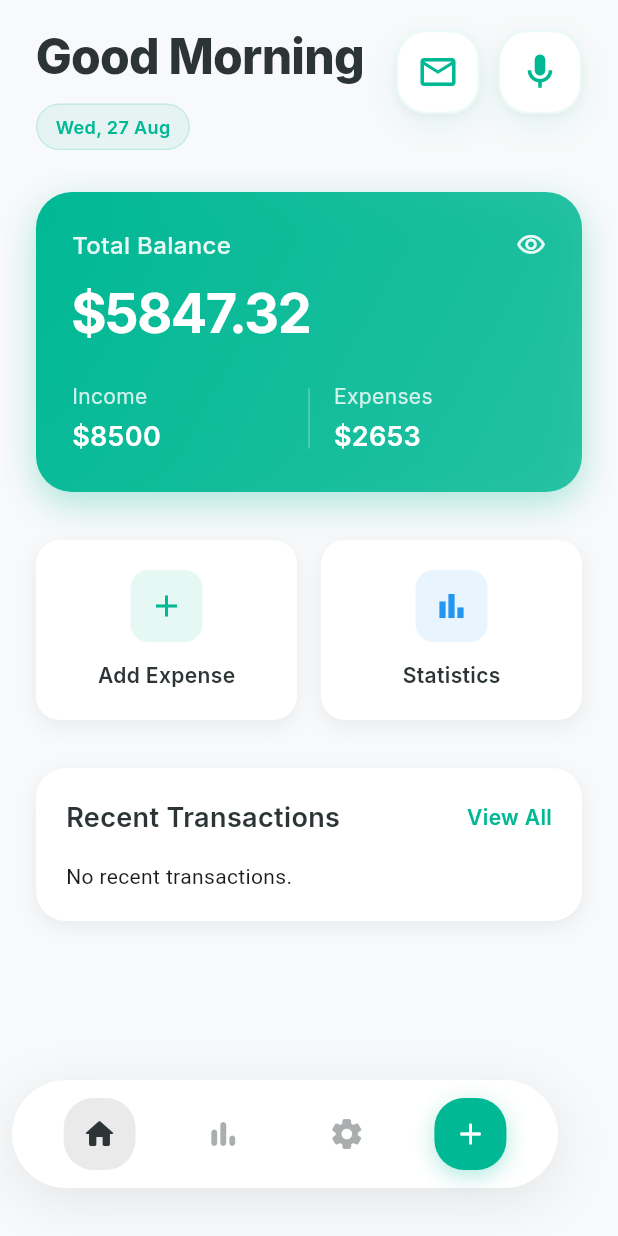
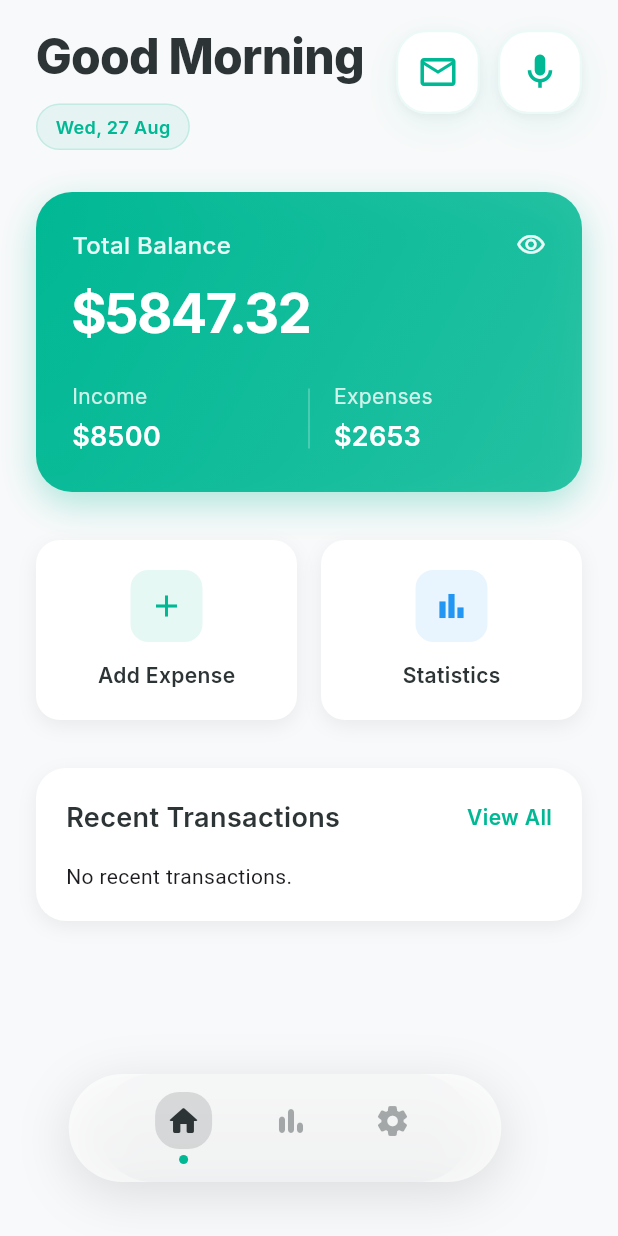
Before and after one commit to lokeshramchand-ctrl/Velar, a Flutter app: the screen it shows after launch, on a phone screen of 412 x 824 dp. Run offline on Flutter 3.47's test engine with Material 3 defaults, Android fonts, the phone set to English and light mode, and no system bars; our stand-ins replace fl_chart, flutter_dotenv, google_fonts, google_sign_in, shared_preferences, speech_to_text.

```diff
--- a/Frontend/lib/main_pages/HomePage/homepage.dart
+++ b/Frontend/lib/main_pages/HomePage/homepage.dart
@@ -823,7 +823,6 @@ class _FinTrackHomePageState extends State<FinTrackHomePage>
         accentColor: accentColor,
         primaryColor: primaryColor,
         cardColor: cardColor,
-        floatingActionButtonLocation: FloatingActionButtonLocation.centerTop,
       ),
     );
   }
--- a/Frontend/lib/main_pages/HomePage/navbar.dart
+++ b/Frontend/lib/main_pages/HomePage/navbar.dart
@@ -1,5 +1,6 @@
 // ignore_for_file: deprecated_member_use
 
+import 'dart:ui';
 import 'package:flutter/material.dart';
 import 'package:monarch/support/add.dart';
 import 'package:monarch/main_pages/HomePage/homepage.dart';
@@ -20,62 +21,56 @@ class CustomNavBar extends StatelessWidget {
     required this.backgroundColor,
     required this.accentColor,
     required this.primaryColor,
-    required this.cardColor, required FloatingActionButtonLocation floatingActionButtonLocation,
+    required this.cardColor,
   });
 
-  // Define navigation items configuration
-  final List<NavItem> _navItems = const [
-    NavItem(
-      icon: Icons.home_rounded,
-      index: 0,
-      page: FinTrackHomePage(),
-    ),
-    NavItem(
-      icon: Icons.bar_chart_rounded,
-      index: 1,
-      page: Statistics(),
-    ),
-    NavItem(
-      icon: Icons.settings_rounded,
-      index: 2,
-      page: AddExpenseScreen(),
-    ),
+  // Navigation items
+  final List _navItems = const [
+    NavItem(icon: Icons.home_rounded, index: 0, page: FinTrackHomePage()),
+    NavItem(icon: Icons.bar_chart_rounded, index: 1, page: Statistics()),
+    NavItem(icon: Icons.settings_rounded, index: 2, page: AddExpenseScreen()),
   ];
 
   @override
   Widget build(BuildContext context) {
-    return Container(
-      margin: const EdgeInsets.symmetric(horizontal: 24, vertical: 16),
+    return Align(
+      alignment: Alignment.bottomCenter,
+      child: Container(
+        margin: const EdgeInsets.only(bottom: 20),
+        padding: const EdgeInsets.symmetric(horizontal: 20),
         height: 72,
+        width: MediaQuery.of(context).size.width * 0.7, // centered & responsive
         decoration: BoxDecoration(
-        color: cardColor,
-        borderRadius: BorderRadius.circular(36),
+          color: cardColor.withOpacity(0.65),
+          borderRadius: BorderRadius.circular(40),
           boxShadow: [
             BoxShadow(
-            color: primaryColor.withOpacity(0.1),
+              color: primaryColor.withOpacity(0.15),
               blurRadius: 30,
               offset: const Offset(0, 8),
             ),
           ],
         ),
+        child: ClipRRect(
+          borderRadius: BorderRadius.circular(40),
+          child: BackdropFilter(
+            filter: ImageFilter.blur(sigmaX: 12, sigmaY: 12),
             child: Row(
               mainAxisAlignment: MainAxisAlignment.spaceEvenly,
-        children: [
-          ..._navItems.map((item) => _buildNavItem(context, item)),
-          _buildAddButton(context),
-        ],
+              children:
+                  _navItems
+                      .map((item) => _buildNavItem(context, item))
+                      .toList(),
+            ),
+          ),
+        ),
       ),
     );
   }
 
   Widget _buildNavItem(BuildContext context, NavItem item) {
     final isActive = currentIndex == item.index;
-
-    return Material(
-      color: Colors.transparent,
-      borderRadius: BorderRadius.circular(20),
-      child: InkWell(
-        borderRadius: BorderRadius.circular(20),
+    return GestureDetector(
       onTap: () {
         onTap(item.index);
         Navigator.pushReplacement(
@@ -83,12 +78,19 @@ class CustomNavBar extends StatelessWidget {
           MaterialPageRoute(builder: (context) => item.page),
         );
       },
-        child: Container(
-          width: 48,
-          height: 48,
+      child: Column(
+        mainAxisAlignment: MainAxisAlignment.center,
+        children: [
+          AnimatedContainer(
+            duration: const Duration(milliseconds: 250),
+            width: isActive ? 38 : 30,
+            height: isActive ? 38 : 30,
             decoration: BoxDecoration(
-            color: isActive ? primaryColor.withOpacity(0.1) : Colors.transparent,
-            borderRadius: BorderRadius.circular(20),
+              color:
+                  isActive
+                      ? primaryColor.withOpacity(0.15)
+                      : Colors.transparent,
+              borderRadius: BorderRadius.circular(16),
             ),
             child: Icon(
               item.icon,
@@ -96,54 +98,26 @@ class CustomNavBar extends StatelessWidget {
               size: 24,
             ),
           ),
+          const SizedBox(height: 4),
+          AnimatedContainer(
+            duration: const Duration(milliseconds: 250),
+            width: 6,
+            height: 6,
+            decoration: BoxDecoration(
+              color: isActive ? accentColor : Colors.transparent,
+              shape: BoxShape.circle,
             ),
-    );
-  }
-
-  Widget _buildAddButton(BuildContext context) {
-    return Container(
-      width: 48,
-      height: 48,
-      decoration: BoxDecoration(
-        color: accentColor,
-        borderRadius: BorderRadius.circular(20),
-        boxShadow: [
-          BoxShadow(
-            color: accentColor.withOpacity(0.3),
-            blurRadius: 12,
-            offset: const Offset(0, 4),
           ),
         ],
-      ),
-      child: Material(
-        color: Colors.transparent,
-        borderRadius: BorderRadius.circular(20),
-        child: InkWell(
-          onTap: () => Navigator.push(
-            context,
-            MaterialPageRoute(builder: (context) => const AddExpenseScreen()),
-          ),
-          borderRadius: BorderRadius.circular(20),
-          child: const Icon(
-            Icons.add_rounded,
-            color: Colors.white,
-            size: 24,
-          ),
-        ),
       ),
     );
   }
 }
 
-// Navigation item model
+// Nav item model
 class NavItem {
   final IconData icon;
   final int index;
   final Widget page;
-
-  const NavItem({
-    required this.icon,
-    required this.index,
-    required this.page,
-  });
+  const NavItem({required this.icon, required this.index, required this.page});
 }
--- a/Frontend/lib/main_pages/Statistics/statistics.dart
+++ b/Frontend/lib/main_pages/Statistics/statistics.dart
@@ -772,7 +772,6 @@ class StatisticsState extends State<Statistics> with TickerProviderStateMixin {
         accentColor: accentColor,
         primaryColor: primaryColor,
         cardColor: cardColor,
-        floatingActionButtonLocation: FloatingActionButtonLocation.centerDocked,
       ),
     );
   }
```
Lines whose indentation alone changed are shown as unchanged.
